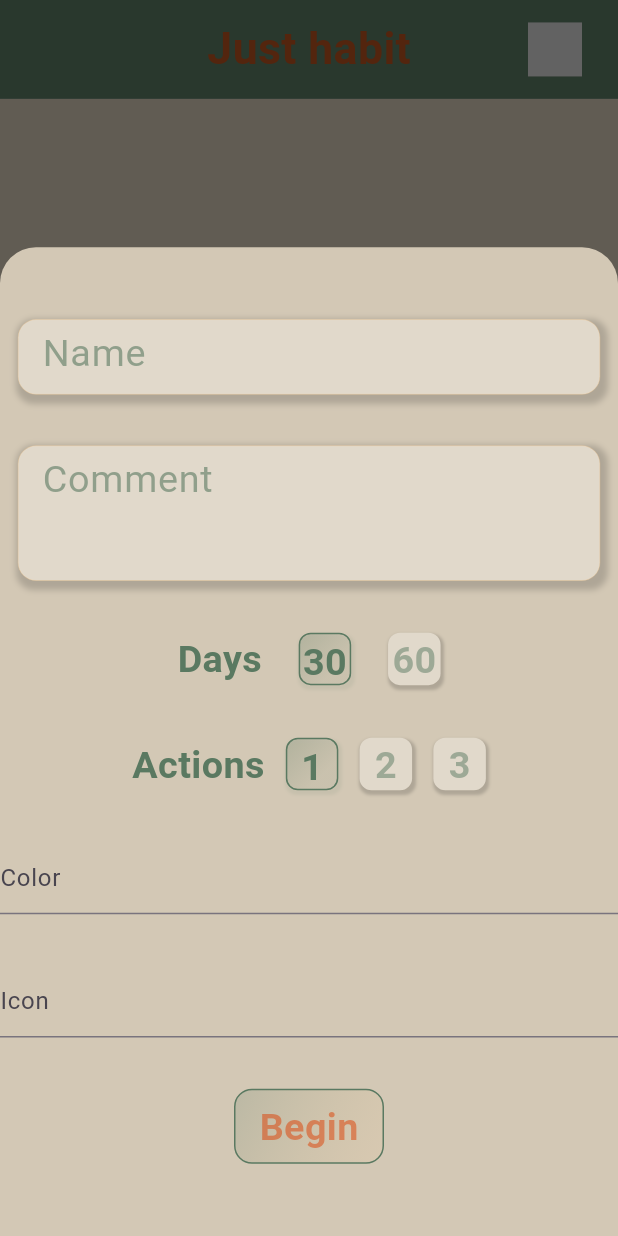
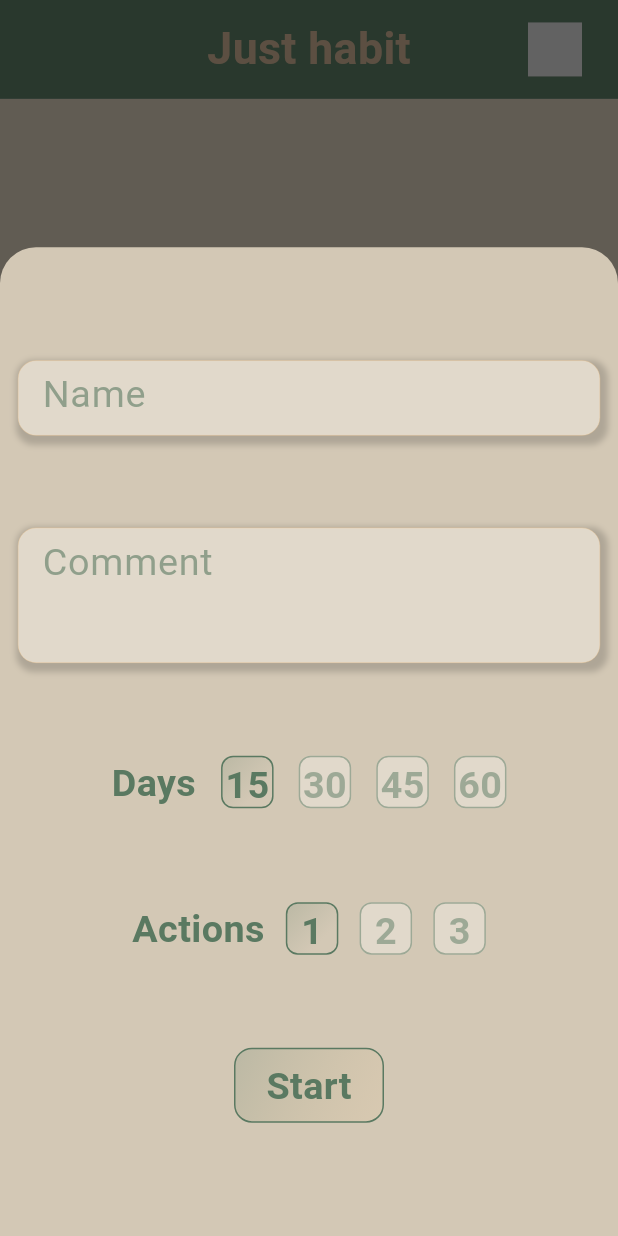
Before and after one commit to denissavishchev/justhabit, a Flutter app: the screen it shows after launch, after a tap on an icon or button, on a phone screen of 412 x 824 dp. Run offline on Flutter 3.47's test engine with Material 3 defaults, Android fonts, the phone set to English and light mode, and no system bars; our stand-ins replace flutter_screenutil, flutter_svg, sqflite; accounts and stored records are empty.

Commit message:
add habit window fix

```diff
--- a/lib/constants.dart
+++ b/lib/constants.dart
@@ -11,8 +11,9 @@ const kBrown = Color(0xffc8ad90);
 
 final kWhiteStyle = TextStyle(fontSize: 22.sp, color: kWhite, fontWeight: FontWeight.bold);
 final kGreenStyle = TextStyle(fontSize: 22.sp, color: kGreen, fontWeight: FontWeight.bold);
-final kOrangeStyle = TextStyle(fontSize: 22.sp, color: kOrange.withOpacity(0.8), fontWeight: FontWeight.bold);
+final kBrownStyle = TextStyle(fontSize: 22.sp, color: kBrown, fontWeight: FontWeight.bold);
 final kOrangeStyleSmall = TextStyle(fontSize: 13.sp, color: kOrange.withOpacity(0.8), fontWeight: FontWeight.bold);
 final kWhiteStyleSmall = TextStyle(fontSize: 13.sp, color: kWhite, fontWeight: FontWeight.bold);
 final kWhiteStyleBig = TextStyle(fontSize: 26.sp, color: kWhite, fontWeight: FontWeight.bold);
 final kOrangeStyleBig = TextStyle(fontSize: 26.sp, color: kOrange.withOpacity(0.7), fontWeight: FontWeight.bold);
+final kBrownStyleBig = TextStyle(fontSize: 26.sp, color: kBrown, fontWeight: FontWeight.bold);
--- a/lib/databasehelper.dart
+++ b/lib/databasehelper.dart
@@ -19,20 +19,22 @@ class DatabaseHelper{
         actions INTEGER,
         color TEXT,
         icon TEXT,
+        unit TEXT,
         date TEXT
       )
     ''');
   }
 
-  static Future<int> insertUser(String name, String comment, int days, int actions, String color, String icon) async{
+  static Future<int> insertUser(String name, String comment, int days, int actions) async{
     final db = await _openDatabase();
     final data = {
       'name' : name,
       'comment' : comment,
       'days' : days,
       'actions' : actions,
-      'color' : color,
-      'icon' : icon,
+      'color' : '',
+      'icon' : '',
+      'unit' : '',
       'date' : DateTime.now().toString(),
     };
     return await db.insert('good', data);
@@ -64,4 +66,10 @@ class DatabaseHelper{
     return await db.update('good', data, where: 'id = ?', whereArgs: [id]);
   }
 
+  static Future<void> deleteDatabase() async{
+    final databasePath = await getDatabasesPath();
+    final path = join(databasePath, 'database.db');
+    return databaseFactory.deleteDatabase(path);
+  }
+
 }
--- a/lib/pages/good_page.dart
+++ b/lib/pages/good_page.dart
@@ -3,7 +3,6 @@ import 'package:justhabit/constants.dart';
 import 'package:justhabit/providers/good_provider.dart';
 import 'package:justhabit/widgets/icon_svg_widget.dart';
 import 'package:provider/provider.dart';
-
 import '../widgets/good_tile_widget.dart';
 
 class GoodPage extends StatelessWidget {
@@ -20,10 +19,10 @@ class GoodPage extends StatelessWidget {
               backgroundColor: kGreen,
               foregroundColor: kOrange,
               onPressed: () => data.addHabit(context),
-              child: IconSvgWidget(icon: 'add', color: kOrange.withOpacity(0.6),),
+              child: const IconSvgWidget(icon: 'add', color: kBrown,),
             ),
             body: ListView.builder(
-                padding: const EdgeInsets.only(bottom: 12),
+                padding: const EdgeInsets.only(bottom: 100),
                 itemCount: data.dataList.length,
                 itemBuilder: (context, index){
                   return GoodTileWidget(dataList: data.dataList, dataIndex: index,);
--- a/lib/pages/main_page.dart
+++ b/lib/pages/main_page.dart
@@ -28,7 +28,7 @@ class MainPage extends StatelessWidget {
                     mainAxisAlignment: MainAxisAlignment.spaceBetween,
                     children: [
                       const SizedBox(width: 60,),
-                      Text('Just habit', style: kOrangeStyleBig,),
+                      Text('Just habit', style: kBrownStyleBig,),
                       const IconSvgWidget(icon: 'gear', color: kWhite, padding: 12,)
                     ],
                   ),
--- a/lib/providers/good_provider.dart
+++ b/lib/providers/good_provider.dart
@@ -11,16 +11,14 @@ class GoodProvider with ChangeNotifier {
 
   PageController mainPageController = PageController(initialPage: 0);
   int activePage = 0;
-  Days selectedDays = Days.one;
+  Days selectedDays = Days.fifteen;
   Done selectedActions = Done.one;
+  int totalDays = 15;
+  int totalActions = 1;
 
   List<Map<String, dynamic>> dataList = [];
   final nameController = TextEditingController();
   final commentController = TextEditingController();
-  final daysController = TextEditingController();
-  final actionController = TextEditingController();
-  final colorController = TextEditingController();
-  final iconController = TextEditingController();
 
   final List pages = [
     const GoodPage(),
@@ -49,18 +47,17 @@ class GoodProvider with ChangeNotifier {
     await DatabaseHelper.insertUser(
       nameController.text,
       commentController.text,
-      int.parse(daysController.text),
-      int.parse(actionController.text),
-      colorController.text,
-      iconController.text
+      totalDays,
+      totalActions
     );
     fetchUsers();
     nameController.clear();
     commentController.clear();
-    daysController.clear();
-    actionController.clear();
-    colorController.clear();
-    iconController.clear();
+    totalDays = 15;
+    totalActions = 1;
+    selectedDays = Days.fifteen;
+    selectedActions = Done.one;
+    notifyListeners();
   }
 
   void fetchUsers()async {
@@ -69,13 +66,30 @@ class GoodProvider with ChangeNotifier {
     notifyListeners();
   }
 
+  void delete(int docId) async{
+    await DatabaseHelper.deleteData(docId);
+    List<Map<String, dynamic>> updatedData = await DatabaseHelper.getData();
+    dataList = updatedData;
+    notifyListeners();
+  }
+
   void selectDay(int days){
     switch(days){
+      case 15:
+        selectedDays = Days.fifteen;
+        totalDays = 15;
+        break;
       case 30:
-        selectedDays = Days.one;
+        selectedDays = Days.thirty;
+        totalDays = 30;
+        break;
+      case 45:
+        selectedDays = Days.fortyFive;
+        totalDays = 45;
         break;
       case 60:
-        selectedDays = Days.two;
+        selectedDays = Days.sixty;
+        totalDays = 60;
         break;
     }
     notifyListeners();
@@ -85,12 +99,15 @@ class GoodProvider with ChangeNotifier {
     switch(action){
       case 1:
         selectedActions = Done.one;
+        totalActions = 1;
         break;
       case 2:
         selectedActions = Done.two;
+        totalActions = 2;
         break;
       case 3:
         selectedActions = Done.three;
+        totalActions = 3;
         break;
     }
     notifyListeners();
@@ -128,14 +145,6 @@ class GoodProvider with ChangeNotifier {
                 ),
                 const DaysButtonWidget(),
                 const ActionsButtonWidget(),
-                TextFormField(
-                  controller: colorController,
-                  decoration: const InputDecoration(hintText: 'Color'),
-                ),
-                TextFormField(
-                  controller: iconController,
-                  decoration: const InputDecoration(hintText: 'Icon'),
-                ),
                 GestureDetector(
                   onTap: (){
                     saveData();
@@ -157,9 +166,8 @@ class GoodProvider with ChangeNotifier {
                             stops: const [0, 1]
                         )
                     ),
-                    child: Center(child: Text('Begin',
-                      style: kOrangeStyle.copyWith(
-                          color: kOrange.withOpacity(0.5)),)),
+                    child: Center(child: Text('Start',
+                      style: kGreenStyle,)),
                   ),
                 )
               ],
--- a/lib/widgets/actions_button_widget.dart
+++ b/lib/widgets/actions_button_widget.dart
@@ -2,6 +2,7 @@ import 'package:flutter/material.dart';
 import 'package:justhabit/providers/good_provider.dart';
 import 'package:provider/provider.dart';
 import '../constants.dart';
+import 'button_widget.dart';
 
 enum Done{
   one,
@@ -24,13 +25,13 @@ class ActionsButtonWidget extends StatelessWidget {
               mainAxisAlignment: MainAxisAlignment.spaceAround,
               children: [
                 Text('Actions', style: kGreenStyle,),
-                Button(text: '1',
+                ButtonWidget(text: '1',
                   onPress: () => data.selectAction(1),
                   isPressed: data.selectedActions == Done.one ? true : false,),
-                Button(text: '2',
+                ButtonWidget(text: '2',
                   onPress: () => data.selectAction(2),
                   isPressed: data.selectedActions == Done.two ? true : false,),
-                Button(text: '3',
+                ButtonWidget(text: '3',
                   onPress: () => data.selectAction(3),
                   isPressed: data.selectedActions == Done.three ? true : false,),
               ],
@@ -39,53 +40,3 @@ class ActionsButtonWidget extends StatelessWidget {
         });
   }
 }
-
-class Button extends StatelessWidget {
-  const Button({
-    super.key,
-    required this.text,
-    required this.onPress,
-    required this.isPressed,
-  });
-
-  final String text;
-  final Function() onPress;
-  final bool isPressed;
-
-  @override
-  Widget build(BuildContext context) {
-    return GestureDetector(
-      onTap: onPress,
-      child: Container(
-        width: 35,
-        height: 35,
-        decoration: BoxDecoration(
-            color: kWhite,
-            gradient: isPressed ? LinearGradient(
-                colors: [
-                  kGreen.withOpacity(0.2),
-                  kGrey.withOpacity(0.2)
-                ],
-                begin: Alignment.topLeft,
-                end: Alignment.bottomRight,
-                stops: const [0, 0.7]
-            ) : null,
-            borderRadius: const BorderRadius.all(Radius.circular(8)),
-            border: isPressed ? Border.all(width: 1, color: kGreen) : null,
-            boxShadow: [
-              BoxShadow(
-                  color: isPressed ? kGreen.withOpacity(0.1) : kBlack.withOpacity(0.2),
-                  spreadRadius: 1,
-                  blurRadius: 1,
-                  offset: const Offset(1, 2)
-              )
-            ]
-        ),
-        child: Center(child: Text(text,
-          style: isPressed
-              ? kGreenStyle
-              : kGreenStyle.copyWith(color: kGreen.withOpacity(0.5)),)),
-      ),
-    );
-  }
-}
--- a/lib/widgets/bottom_bar_widget.dart
+++ b/lib/widgets/bottom_bar_widget.dart
@@ -38,11 +38,11 @@ class BottomNavBarWidget extends StatelessWidget {
                             icon: data.icon[index],
                             padding: 0,
                             color: data.activePage == index
-                                ? kOrange.withOpacity(0.6) : kWhite,),
+                                ? kBrown : kWhite,),
                         ),
                         Text(data.names[index],
                           style: data.activePage == index
-                              ? kOrangeStyleSmall.copyWith(color: kOrange.withOpacity(0.8))
+                              ? kOrangeStyleSmall.copyWith(color: kBrown)
                               : kWhiteStyleSmall,)
                       ],
                     )
--- /dev/null
+++ b/lib/widgets/button_widget.dart
@@ -0,0 +1,47 @@
+import 'package:flutter/material.dart';
+
+import '../constants.dart';
+
+class ButtonWidget extends StatelessWidget {
+  const ButtonWidget({
+    super.key,
+    required this.text,
+    required this.onPress,
+    required this.isPressed,
+  });
+
+  final String text;
+  final Function() onPress;
+  final bool isPressed;
+
+  @override
+  Widget build(BuildContext context) {
+    return GestureDetector(
+      onTap: onPress,
+      child: Container(
+        width: 35,
+        height: 35,
+        decoration: BoxDecoration(
+            color: kWhite,
+            gradient: isPressed ? LinearGradient(
+                colors: [
+                  kGreen.withOpacity(0.2),
+                  kGrey.withOpacity(0.2)
+                ],
+                begin: Alignment.topLeft,
+                end: Alignment.bottomRight,
+                stops: const [0, 0.7]
+            ) : null,
+            borderRadius: const BorderRadius.all(Radius.circular(8)),
+            border: isPressed
+                ? Border.all(width: 1, color: kGreen)
+                : Border.all(width: 1, color: kGreen.withOpacity(0.5)),
+        ),
+        child: Center(child: Text(text,
+          style: isPressed
+              ? kGreenStyle
+              : kGreenStyle.copyWith(color: kGreen.withOpacity(0.5)),)),
+      ),
+    );
+  }
+}
--- a/lib/widgets/days_button_widget.dart
+++ b/lib/widgets/days_button_widget.dart
@@ -2,10 +2,13 @@ import 'package:flutter/material.dart';
 import 'package:justhabit/providers/good_provider.dart';
 import 'package:provider/provider.dart';
 import '../constants.dart';
+import 'button_widget.dart';
 
 enum Days{
-  one,
-  two,
+  fifteen,
+  thirty,
+  fortyFive,
+  sixty,
 }
 
 class DaysButtonWidget extends StatelessWidget {
@@ -18,70 +21,26 @@ class DaysButtonWidget extends StatelessWidget {
     return Consumer<GoodProvider>(
         builder: (context, data, _){
           return SizedBox(
-            width: 200,
+            width: 280,
             child: Row(
               mainAxisAlignment: MainAxisAlignment.spaceAround,
               children: [
                 Text('Days', style: kGreenStyle,),
-                Button(text: '30',
+                ButtonWidget(text: '15',
+                  onPress: () => data.selectDay(15),
+                  isPressed: data.selectedDays == Days.fifteen ? true : false,),
+                ButtonWidget(text: '30',
                   onPress: () => data.selectDay(30),
-                  isPressed: data.selectedDays == Days.one ? true : false,),
-                Button(text: '60',
+                  isPressed: data.selectedDays == Days.thirty ? true : false,),
+                ButtonWidget(text: '45',
+                  onPress: () => data.selectDay(45),
+                  isPressed: data.selectedDays == Days.fortyFive ? true : false,),
+                ButtonWidget(text: '60',
                   onPress: () => data.selectDay(60),
-                  isPressed: data.selectedDays == Days.two ? true : false,),
+                  isPressed: data.selectedDays == Days.sixty ? true : false,),
               ],
             ),
           );
         });
   }
 }
-
-class Button extends StatelessWidget {
-  const Button({
-    super.key,
-    required this.text,
-    required this.onPress,
-    required this.isPressed,
-  });
-
-  final String text;
-  final Function() onPress;
-  final bool isPressed;
-
-  @override
-  Widget build(BuildContext context) {
-    return GestureDetector(
-      onTap: onPress,
-      child: Container(
-        width: 35,
-        height: 35,
-        decoration: BoxDecoration(
-            color: kWhite,
-            gradient: isPressed ? LinearGradient(
-              colors: [
-                kGreen.withOpacity(0.2),
-                kGrey.withOpacity(0.2)
-              ],
-                begin: Alignment.topLeft,
-                end: Alignment.bottomRight,
-                stops: const [0, 0.7]
-            ) : null,
-            borderRadius: const BorderRadius.all(Radius.circular(8)),
-            border: isPressed ? Border.all(width: 1, color: kGreen) : null,
-            boxShadow: [
-              BoxShadow(
-                  color: isPressed ? kGreen.withOpacity(0.1) : kBlack.withOpacity(0.2),
-                  spreadRadius: 1,
-                  blurRadius: 1,
-                  offset: const Offset(1, 2)
-              )
-            ]
-        ),
-        child: Center(child: Text(text,
-          style: isPressed
-              ? kGreenStyle
-              : kGreenStyle.copyWith(color: kGreen.withOpacity(0.5)),)),
-      ),
-    );
-  }
-}
```
Also changed, not shown: lib/widgets/good_tile_widget.dart (+28 -63 lines).
